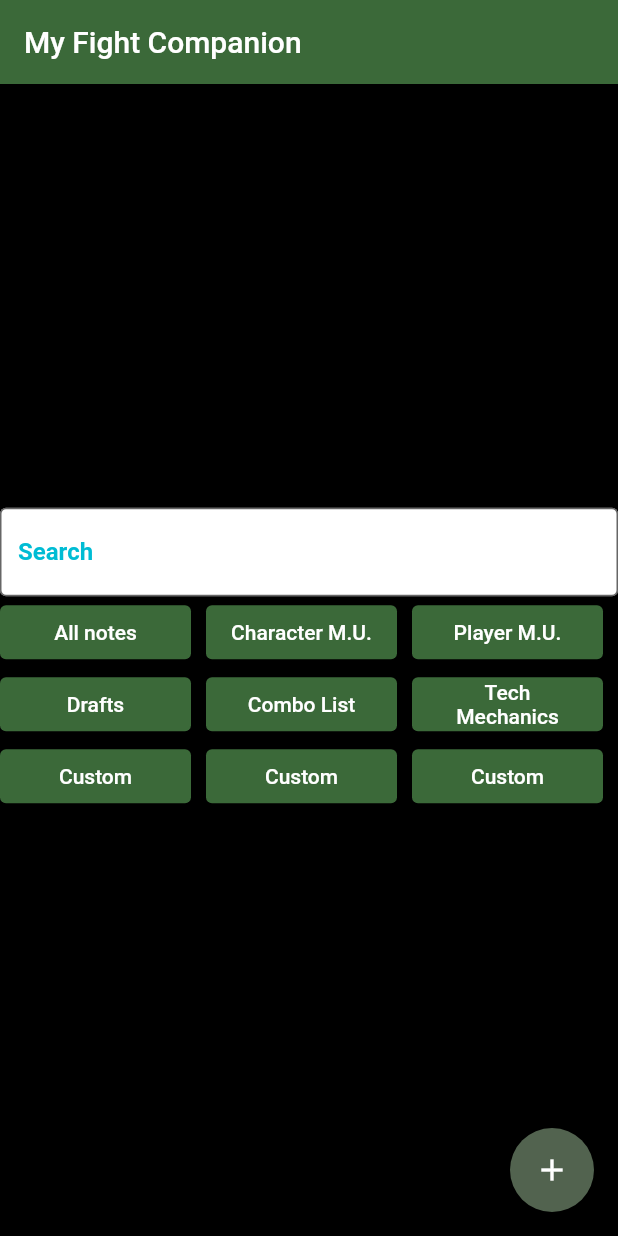
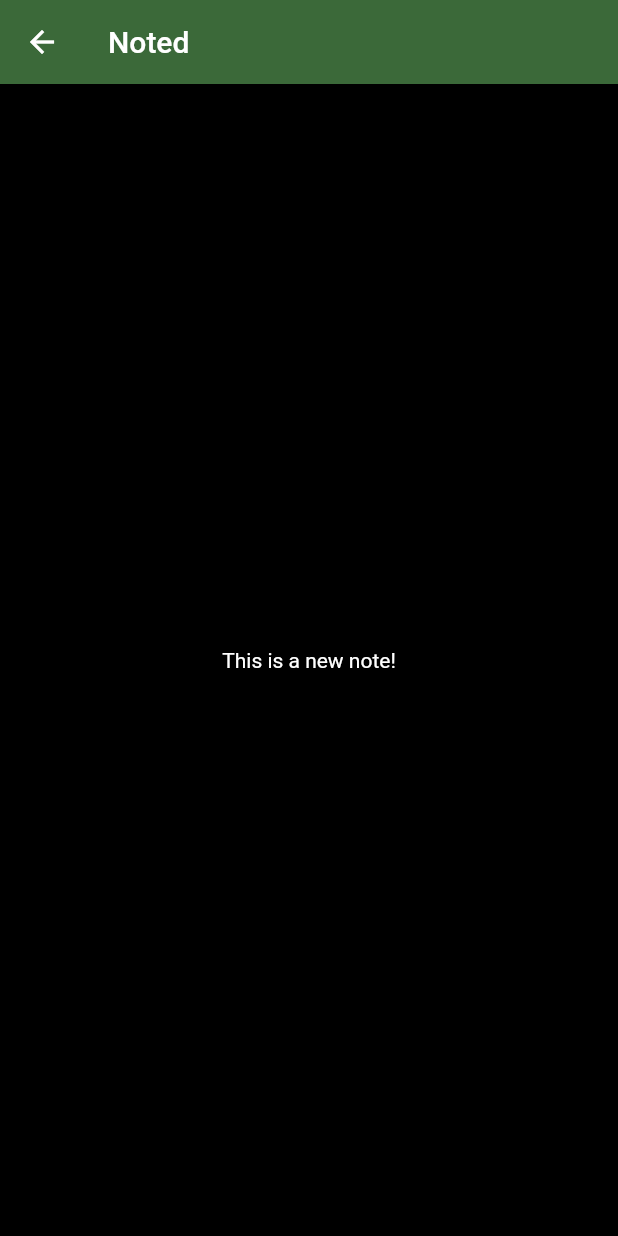
Before and after one commit to firedb/myFightCompanion, a Flutter app: the screen it shows after launch, after a tap on the "add" icon, on a phone screen of 412 x 824 dp. Run offline on Flutter 3.47's test engine with Material 2 defaults, Android fonts, the light colour scheme and no system bars.

Commit message:
Adding note creation page (note_creation)... the add button will start new note... ?should i have different pages for new notes and edit notes? This git commit and push is also a test as I have a seperate commit and push lined up later from a different workstation for the note_list page and it will teach me in a simple way of working with others on the same project.

```diff
--- a/my_fight_companion/lib/main.dart
+++ b/my_fight_companion/lib/main.dart
@@ -1,5 +1,6 @@
 import 'package:flutter/material.dart';
 import 'package:flutter/rendering.dart';
+import 'package:my_fight_companion/note_creation.dart';
 import 'note_list.dart';
 
 void main() {
@@ -208,7 +209,11 @@ class _MyHomePageState extends State<MyHomePage> {
         ),
       ),
       floatingActionButton: FloatingActionButton(
-        onPressed: _incrementCounter,
+        onPressed: () {Navigator.push(
+          context,
+          MaterialPageRoute(
+            builder: (context) => const NoteCreationPage()));},
+
         tooltip: 'Increment',
         child: const Icon(Icons.add),
       ), // This trailing comma makes auto-formatting nicer for build methods.
--- /dev/null
+++ b/my_fight_companion/lib/note_creation.dart
@@ -0,0 +1,23 @@
+import 'package:flutter/material.dart';
+
+class NoteCreationPage extends StatefulWidget {
+  const NoteCreationPage( {Key? key}) : super(key: key);
+
+
+  @override
+  State<NoteCreationPage> createState() => _NoteCreationPageState();
+}
+
+class _NoteCreationPageState extends State<NoteCreationPage> {
+  @override
+  Widget build(BuildContext context) {
+    return Scaffold(
+      appBar: AppBar(
+        title: const Text('Noted'),
+      ),
+      body: const Center(
+        child: Text('This is a new note!', style: TextStyle(color: Colors.white),),
+      ),
+    );
+  }
+}
```
